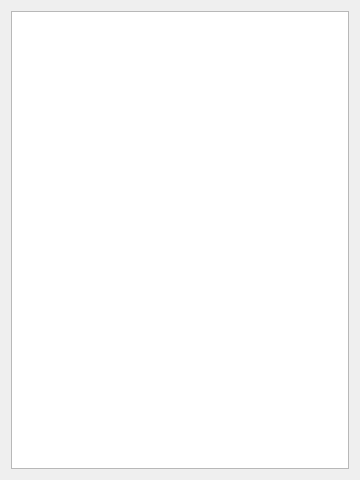
Before: the Qt Designer form src/gui-qt/metasprite/exportorder/exportordereditorwidget.ui in undisbeliever/untech-editor, drawn with Qt 5.
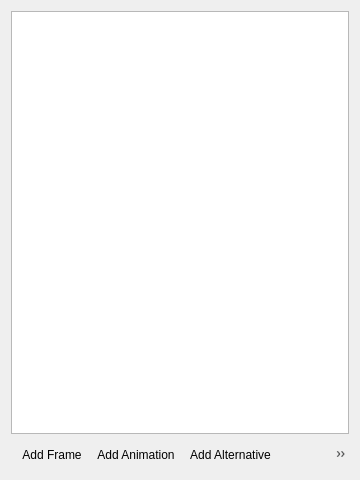
After: the same form once the commit is applied. Icons and pictures are not drawn.

Commit message: Add add/clone/remove actions to the ExportOrderEditorWidget

The edit to the form file:
```diff
--- a/src/gui-qt/metasprite/exportorder/exportordereditorwidget.ui
+++ b/src/gui-qt/metasprite/exportorder/exportordereditorwidget.ui
@@ -18,7 +18,79 @@
      </property>
     </widget>
    </item>
+   <item>
+    <widget class="QToolBar" name="toolBar">
+     <property name="movable">
+      <bool>false</bool>
+     </property>
+     <property name="iconSize">
+      <size>
+       <width>16</width>
+       <height>16</height>
+      </size>
+     </property>
+     <property name="floatable">
+      <bool>false</bool>
+     </property>
+     <addaction name="action_AddFrame"/>
+     <addaction name="action_AddAnimation"/>
+     <addaction name="action_AddAlternative"/>
+     <addaction name="action_CloneSelected"/>
+     <addaction name="action_RemoveSelected"/>
+    </widget>
+   </item>
   </layout>
+  <action name="action_AddFrame">
+   <property name="icon">
+    <iconset resource="../../../../resources/resources.qrc">
+     <normaloff>:/icons/add.svg</normaloff>:/icons/add.svg</iconset>
+   </property>
+   <property name="text">
+    <string>Add Frame</string>
+   </property>
+  </action>
+  <action name="action_AddAnimation">
+   <property name="icon">
+    <iconset resource="../../../../resources/resources.qrc">
+     <normaloff>:/icons/add.svg</normaloff>:/icons/add.svg</iconset>
+   </property>
+   <property name="text">
+    <string>Add Animation</string>
+   </property>
+  </action>
+  <action name="action_AddAlternative">
+   <property name="icon">
+    <iconset resource="../../../../resources/resources.qrc">
+     <normaloff>:/icons/add.svg</normaloff>:/icons/add.svg</iconset>
+   </property>
+   <property name="text">
+    <string>Add Alternative</string>
+   </property>
+  </action>
+  <action name="action_CloneSelected">
+   <property name="icon">
+    <iconset resource="../../../../resources/resources.qrc">
+     <normaloff>:/icons/clone.svg</normaloff>:/icons/clone.svg</iconset>
+   </property>
+   <property name="text">
+    <string>Clone Selected</string>
+   </property>
+   <property name="toolTip">
+    <string>Clone Selected</string>
+   </property>
+  </action>
+  <action name="action_RemoveSelected">
+   <property name="icon">
+    <iconset resource="../../../../resources/resources.qrc">
+     <normaloff>:/icons/remove.svg</normaloff>:/icons/remove.svg</iconset>
+   </property>
+   <property name="text">
+    <string>Remove Selected</string>
+   </property>
+   <property name="toolTip">
+    <string>Remove Selected</string>
+   </property>
+  </action>
  </widget>
  <resources/>
  <connections/>
```
Left out of the diff: 4 changed lines with no effect on the pictures. The commit also changes 5 other files.
